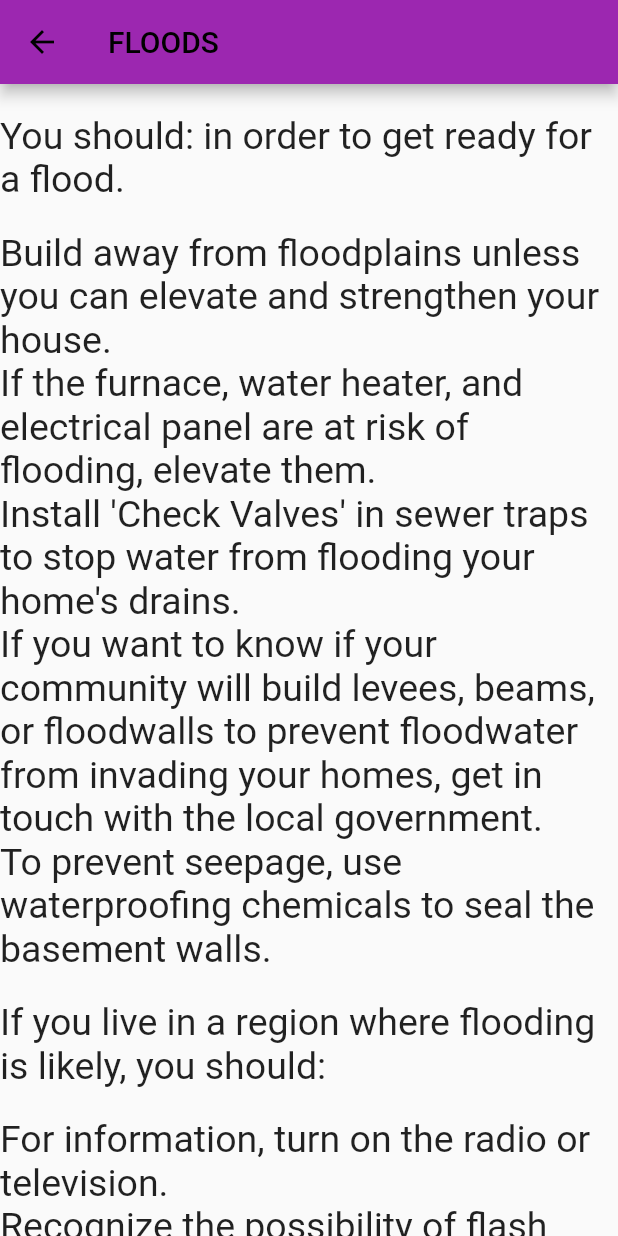
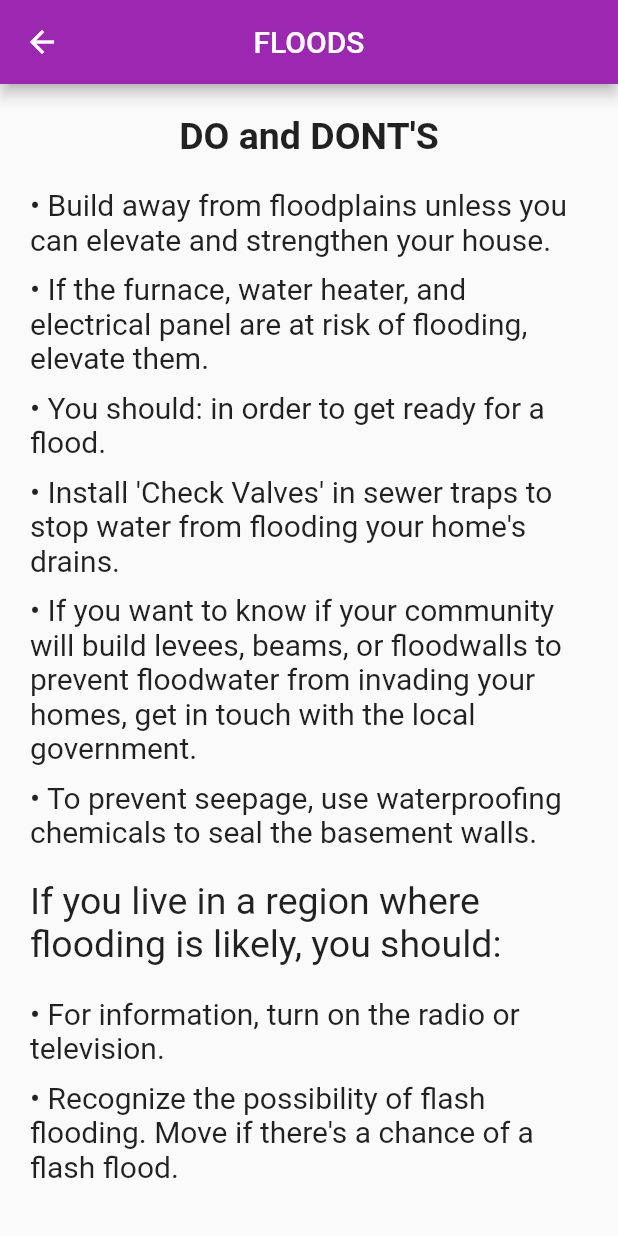
Before and after one commit to Rudalph/Flutter_pbl, a Flutter app: the FloodScreen screen opened directly, on a phone screen of 412 x 824 dp. Run offline on Flutter 3.47's test engine with Material 2 defaults, Android fonts, the phone set to English and light mode, and no system bars; our stand-ins replace font_awesome_flutter.

Commit message:
Flood UI new

```diff
--- a/lib/DOandDonts/Floods.dart
+++ b/lib/DOandDonts/Floods.dart
@@ -7,39 +7,62 @@ class FloodScreen extends StatelessWidget {
       appBar: AppBar(
         title: Text("FLOODS"),
         backgroundColor: Colors.purple,
-        foregroundColor: Colors.black,
+        centerTitle: true,
       ),
-      body: ListView(
+      body: Padding(
+        padding: EdgeInsets.symmetric(horizontal: 20, vertical: 20),
+        child: ListView(
           children: <Widget>[
+            Text("DO and DONT'S",
+                style: TextStyle(fontSize: 25, fontWeight: FontWeight.bold),
+                textAlign: TextAlign.center),
             SizedBox(height: 20),
-          Text("You should: in order to get ready for a flood.",
-              style: TextStyle(fontSize: 25)),
+            Column(
+              crossAxisAlignment: CrossAxisAlignment.start,
+              children: <Widget>[
+                Text(
+                    "• Build away from floodplains unless you can elevate and strengthen your house.",
+                    style: TextStyle(fontSize: 20)),
+                SizedBox(height: 10),
+                Text(
+                    "• If the furnace, water heater, and electrical panel are at risk of flooding, elevate them.",
+                    style: TextStyle(fontSize: 20)),
+                SizedBox(height: 10),
+                Text("• You should: in order to get ready for a flood.",
+                    style: TextStyle(fontSize: 20)),
+                SizedBox(height: 10),
+                Text(
+                    "• Install 'Check Valves' in sewer traps to stop water from flooding your home's drains.",
+                    style: TextStyle(fontSize: 20)),
+                SizedBox(height: 10),
+                Text(
+                    "• If you want to know if your community will build levees, beams, or floodwalls to prevent floodwater from invading your homes, get in touch with the local government.",
+                    style: TextStyle(fontSize: 20)),
+                SizedBox(height: 10),
+                Text(
+                    "• To prevent seepage, use waterproofing chemicals to seal the basement walls.",
+                    style: TextStyle(fontSize: 20)),
                 SizedBox(height: 20),
                 Text(
-              "Build away from floodplains unless you can elevate and strengthen your house.",
-              style: TextStyle(fontSize: 25)),
+                    "If you live in a region where flooding is likely, you should:",
+                    style:
+                        TextStyle(fontSize: 25, fontWeight: FontWeight.w400)),
+                SizedBox(height: 20),
+                Column(
+                  crossAxisAlignment: CrossAxisAlignment.start,
+                  children: <Widget>[
+                    Text("• For information, turn on the radio or television.",
+                        style: TextStyle(fontSize: 20)),
+                    SizedBox(height: 10),
                     Text(
-              "If the furnace, water heater, and electrical panel are at risk of flooding, elevate them.",
-              style: TextStyle(fontSize: 25)),
-          Text(
-              "Install 'Check Valves' in sewer traps to stop water from flooding your home's drains.",
-              style: TextStyle(fontSize: 25)),
-          Text(
-              "If you want to know if your community will build levees, beams, or floodwalls to prevent floodwater from invading your homes, get in touch with the local government.",
-              style: TextStyle(fontSize: 25)),
-          Text(
-              "To prevent seepage, use waterproofing chemicals to seal the basement walls.",
-              style: TextStyle(fontSize: 25)),
-          SizedBox(height: 20),
-          Text("If you live in a region where flooding is likely, you should:",
-              style: TextStyle(fontSize: 25)),
-          SizedBox(height: 20),
-          Text("For information, turn on the radio or television.",
-              style: TextStyle(fontSize: 25)),
-          Text(
-              "Recognize the possibility of flash flooding. Move if there's a chance of a flash flood.",
-              style: TextStyle(fontSize: 25)),
+                        "• Recognize the possibility of flash flooding. Move if there's a chance of a flash flood.",
+                        style: TextStyle(fontSize: 20)),
                   ],
+                ),
+              ],
+            ),
+          ],
+        ),
       ),
     );
   }
```
Lines whose indentation alone changed are shown as unchanged.
